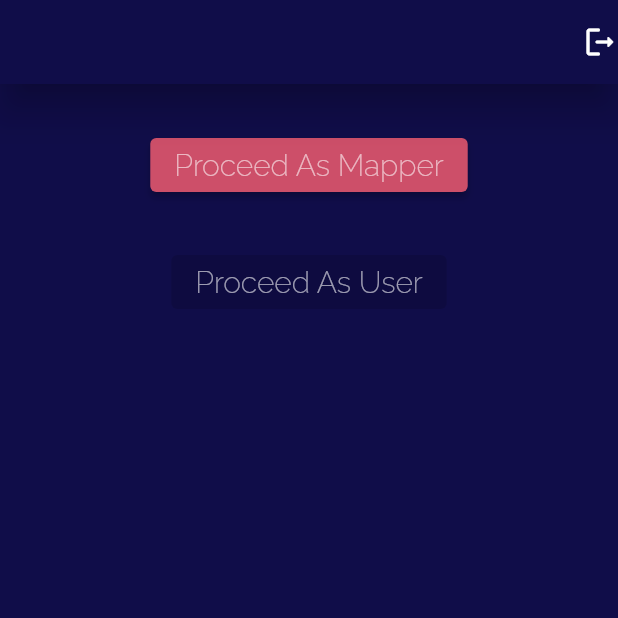
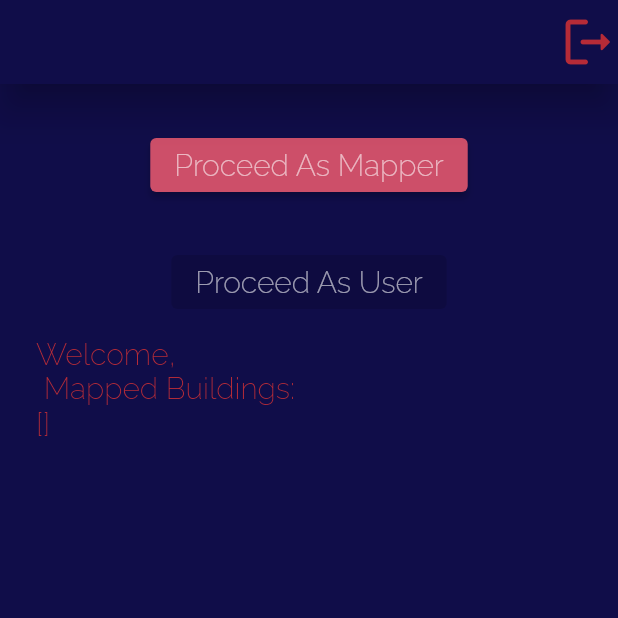
Before and after one commit to azwarshariq/PALANTIR, a Flutter app: the HomePage screen opened directly, after a tap on the "logout" icon, on a phone screen of 412 x 824 dp, the top half of it. Run offline on Flutter 3.47's test engine with Material 2 defaults, Android fonts, the phone set to English and light mode, and no system bars; our stand-ins replace cloud_firestore, dropdown_search, firebase_auth, firebase_core, firebase_storage, google_fonts and 1 more; accounts and stored records are empty; network calls fail.

```diff
--- a/lib/main.dart
+++ b/lib/main.dart
@@ -1,6 +1,8 @@
 import 'package:flutter/material.dart';
 import 'package:firebase_core/firebase_core.dart';
+import 'package:palantir_ips/pages/splash_screen.dart';
 import 'auth/main_page.dart';
+import '';
 
 void main() async {
   WidgetsFlutterBinding.ensureInitialized();
@@ -18,7 +20,7 @@ class MyApp extends StatelessWidget {
   Widget build(BuildContext context) {
     return MaterialApp(
       debugShowCheckedModeBanner: false,
-      home: MainPage(),
+      home: SplashScreen(),
     );
   }
 }
--- a/lib/pages/home_page.dart
+++ b/lib/pages/home_page.dart
@@ -16,25 +16,28 @@ class _HomePageState extends State<HomePage> {
 
   final user = FirebaseAuth.instance.currentUser!;
 
-  List<String> docIDs = [];
+  String userDocReference = '';
+  List<String> buildingDocReference = [];
+  List<String> floorDocReference = [];
 
   //Get IDs
   Future getDocID() async{
-    await FirebaseFirestore.instance.collection('Users').get().then(
+    print('User: ' + user.email!);
+    await FirebaseFirestore.instance.collection('Users')
+        .where('email', isEqualTo: user.email!)
+        .get()
+        .then(
       (snapshot) => snapshot.docs.forEach(
         (element) {
           print(element.reference);
-          docIDs.add(element.reference.id);
+          userDocReference = element.reference.id;
         }
       ),
     );
+
+    print(userDocReference);
   }
 
-  @override
-  void initState() {
-    // TODO: implement initState
-    super.initState();
-  }
 
   @override
   Widget build(BuildContext context) {
@@ -53,7 +56,11 @@ class _HomePageState extends State<HomePage> {
         elevation: 10,
         actions: [
           GestureDetector(
-            child: Icon(Icons.logout_rounded),
+            child: Icon(
+              Icons.logout_rounded,
+              color: const Color(0xffB62B37),
+              size: 40,
+            ),
             onTap: (){
               FirebaseAuth.instance.signOut();
             },
@@ -113,12 +120,12 @@ class _HomePageState extends State<HomePage> {
                   builder: (context, snapshot) {
                     //Map<String, dynamic> data = snapshot.data!.data() as Map<String, dynamic>;
                     return ListView.builder(
-                        itemCount: docIDs.length,
+                        itemCount: 1,
                         itemBuilder: (context, index) {
                           return Padding(
                             padding: const EdgeInsets.all(8.0),
                             child: ListTile(
-                              title: GetUserName(documentId: docIDs[index], email:user.email!),
+                              title: GetUserName(documentId: userDocReference, email:user.email!),
                             ),
                           );
                         }
--- a/lib/read_data/get_user_name.dart
+++ b/lib/read_data/get_user_name.dart
@@ -19,11 +19,12 @@ class GetUserName extends StatelessWidget {
         {
           if (snapshot.connectionState == ConnectionState.done) {
             Map<String, dynamic> data = snapshot.data!.data() as Map<String, dynamic>;
+            List<dynamic> listOfBuildings = data['listOfBuildings'];
             if(data['email'] == this.email) {
               return Text(
-                '${data['firstName']} ${data['lastName']}' +
+                'Welcome, ${data['firstName']} ${data['lastName']}' +
                     '\n Mapped Buildings:\n' +
-                    '${data['listOfBuildings']}',
+                    '${listOfBuildings}',
                 style: GoogleFonts.raleway(
                   color: const Color(0xffB62B37),
                   fontWeight: FontWeight.w200,
--- a/pubspec.yaml
+++ b/pubspec.yaml
@@ -74,6 +74,7 @@ flutter:
   assets:
     - google_fonts/
     - images/PALANTIR logo.png
+    - images/1.png
 
   # To add assets to your application, add an assets section, like this:
   # assets:
```
Also changed, not shown: lib/pages/splash_screen.dart (added, +89 -0 lines), images/1.png (added).
